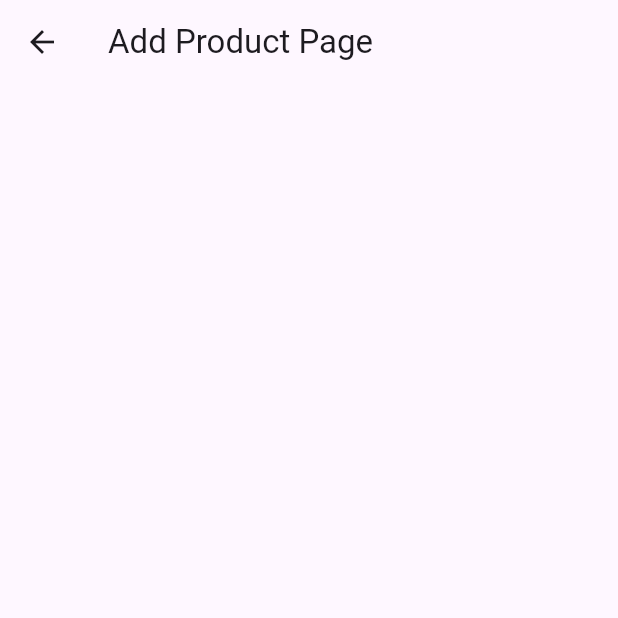
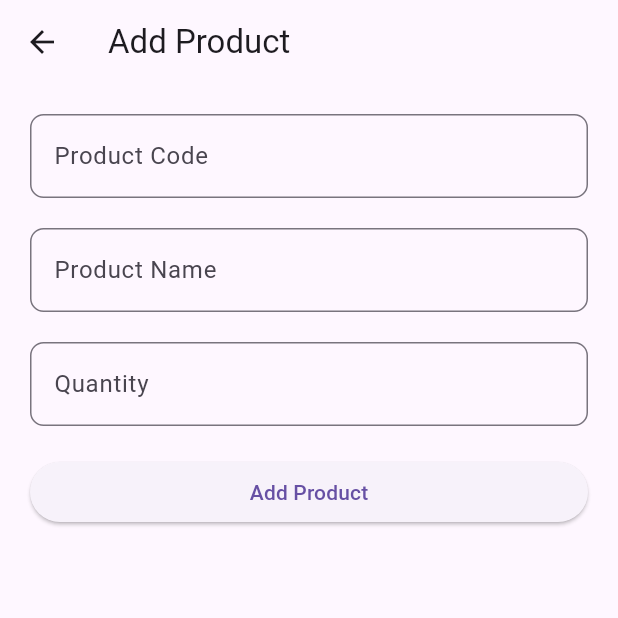
Before and after one commit to shandikadav/qrcode_bloc, a Flutter app: the AddProductPage screen opened by its route, on a phone screen of 412 x 824 dp, the top half of it. Run offline on Flutter 3.47's test engine with Material 3 defaults, Android fonts, the phone set to English and light mode, and no system bars; our stand-ins replace bloc, firebase_auth, firebase_core, flutter_bloc, go_router; accounts and stored records are empty; network calls fail.

Commit message:
feat : updating ui for add product

```diff
--- a/lib/pages/add_product.dart
+++ b/lib/pages/add_product.dart
@@ -1,13 +1,67 @@
 import 'package:flutter/material.dart';
 
 class AddProductPage extends StatelessWidget {
-  const AddProductPage({super.key});
+  AddProductPage({super.key});
 
+  final TextEditingController codeController = TextEditingController();
+  final TextEditingController nameController = TextEditingController();
+  final TextEditingController qtyController = TextEditingController();
   @override
   Widget build(BuildContext context) {
     return Scaffold(
       appBar: AppBar(
-        title: const Text('Add Product Page'),
+        title: const Text('Add Product'),
+      ),
+      body: ListView(
+        padding: const EdgeInsets.all(20.0),
+        children: [
+          TextField(
+            autocorrect: false,
+            controller: codeController,
+            keyboardType: TextInputType.number,
+            decoration: InputDecoration(
+              labelText: 'Product Code',
+              border: OutlineInputBorder(
+                borderRadius: BorderRadius.circular(9.0),
+              ),
+            ),
+          ),
+          const SizedBox(
+            height: 20,
+          ),
+          TextField(
+            autocorrect: false,
+            controller: nameController,
+            keyboardType: TextInputType.text,
+            decoration: InputDecoration(
+              labelText: 'Product Name',
+              border: OutlineInputBorder(
+                borderRadius: BorderRadius.circular(9.0),
+              ),
+            ),
+          ),
+          const SizedBox(
+            height: 20,
+          ),
+          TextField(
+            autocorrect: false,
+            controller: qtyController,
+            keyboardType: TextInputType.number,
+            decoration: InputDecoration(
+              labelText: 'Quantity',
+              border: OutlineInputBorder(
+                borderRadius: BorderRadius.circular(9.0),
+              ),
+            ),
+          ),
+          const SizedBox(
+            height: 20,
+          ),
+          ElevatedButton(
+            onPressed: () {},
+            child: const Text('Add Product'),
+          ),
+        ],
       ),
     );
   }
--- a/lib/routes/router.dart
+++ b/lib/routes/router.dart
@@ -30,7 +30,7 @@ final router = GoRouter(
           GoRoute(
             path: 'add-product',
             name: RouteNames.addProduct,
-            builder: (context, state) => const AddProductPage(),
+            builder: (context, state) => AddProductPage(),
           )
         ]),
     GoRoute(
```
